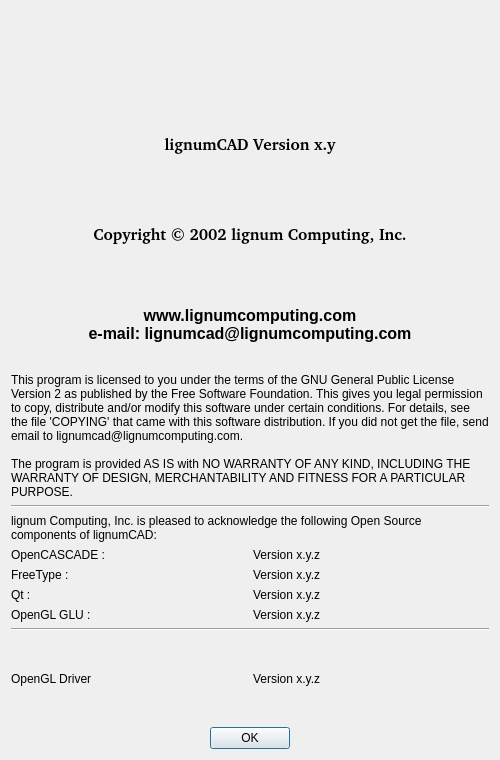
Qt form aboutdialog.ui (mcirsta/lignumCAD) before a commit.
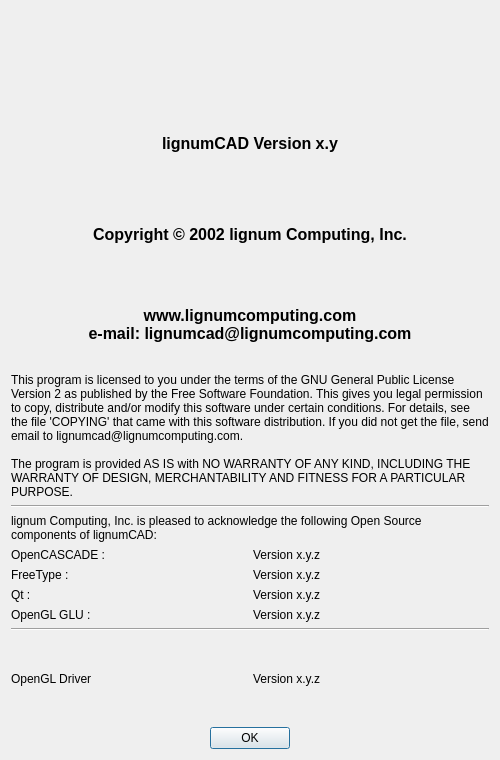
The same form after that commit. Icons and pictures are not drawn.

What changed in the file:
```diff
--- a/aboutdialog.ui
+++ b/aboutdialog.ui
@@ -88,7 +88,7 @@
         <widget class="QLabel" name="programVersionLabel">
           <property name="font">
             <font>
-              <family>Arial [Xft]</family>
+              <family>Arial</family>
               <pointsize>12</pointsize>
               <bold>true</bold>
             </font>
@@ -108,7 +108,7 @@
         <widget class="QLabel" name="copyrightLabel">
           <property name="font">
             <font>
-              <family>Arial [Xft]</family>
+              <family>Arial</family>
               <pointsize>12</pointsize>
               <bold>true</bold>
             </font>
```
